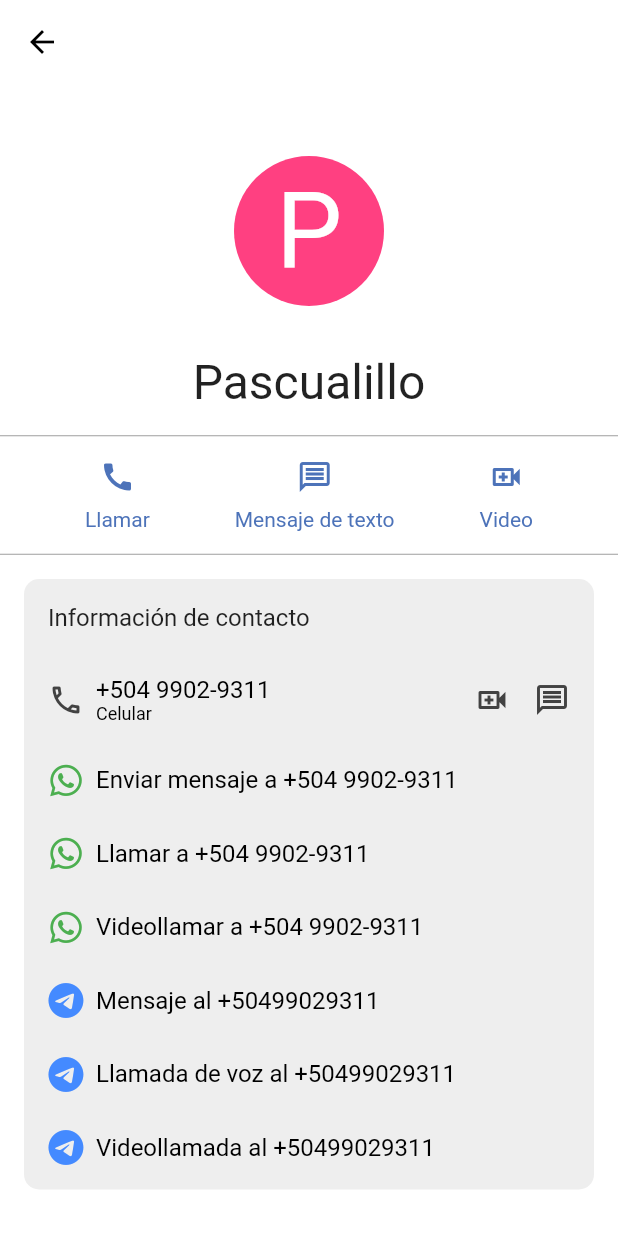
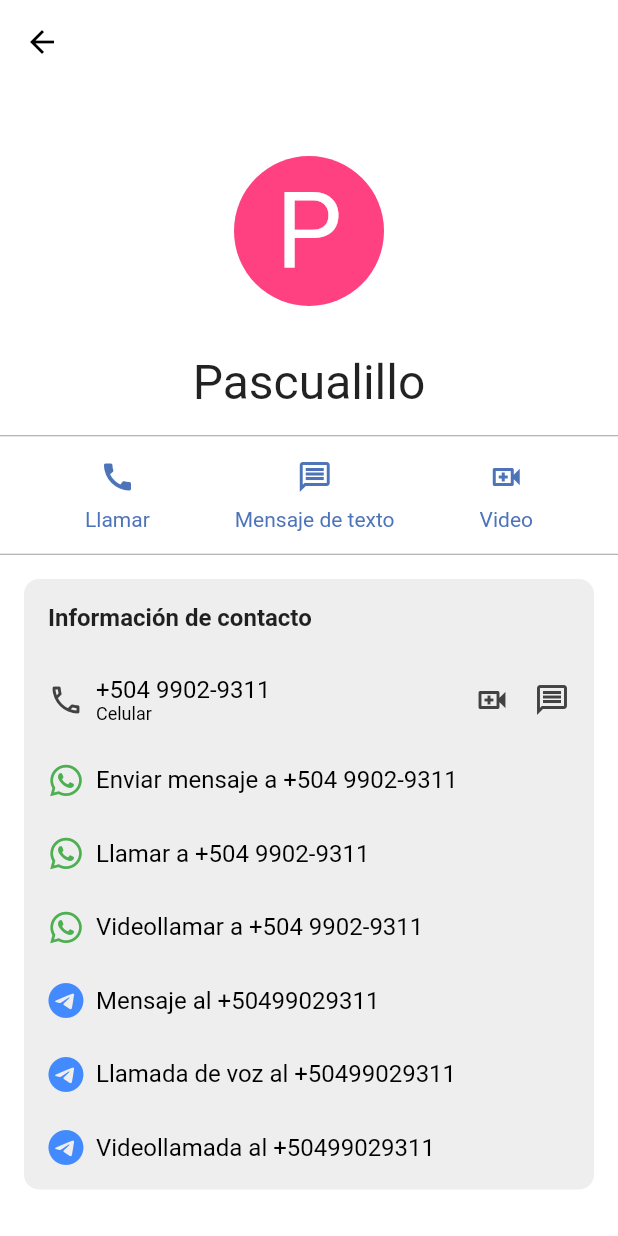
Before and after one commit to xYiye/tareadediseno_felixderas, a Flutter app: the screen it shows after launch, on a phone screen of 412 x 824 dp. Run offline on Flutter 3.47's test engine with Material 2 defaults, Android fonts, the light colour scheme and no system bars; our stand-ins replace font_awesome_flutter.

Commit message:
Estilo del texto info de contacto

```diff
--- a/lib/main.dart
+++ b/lib/main.dart
@@ -112,7 +112,7 @@ class Contacto extends StatelessWidget {
                     'Información de contacto',
                     style: TextStyle(
                       fontSize: 16,
-                      fontWeight: FontWeight.w400,
+                      fontWeight: FontWeight.w600,
                     ),
                   ),
                   const SizedBox(height: 29),
```
